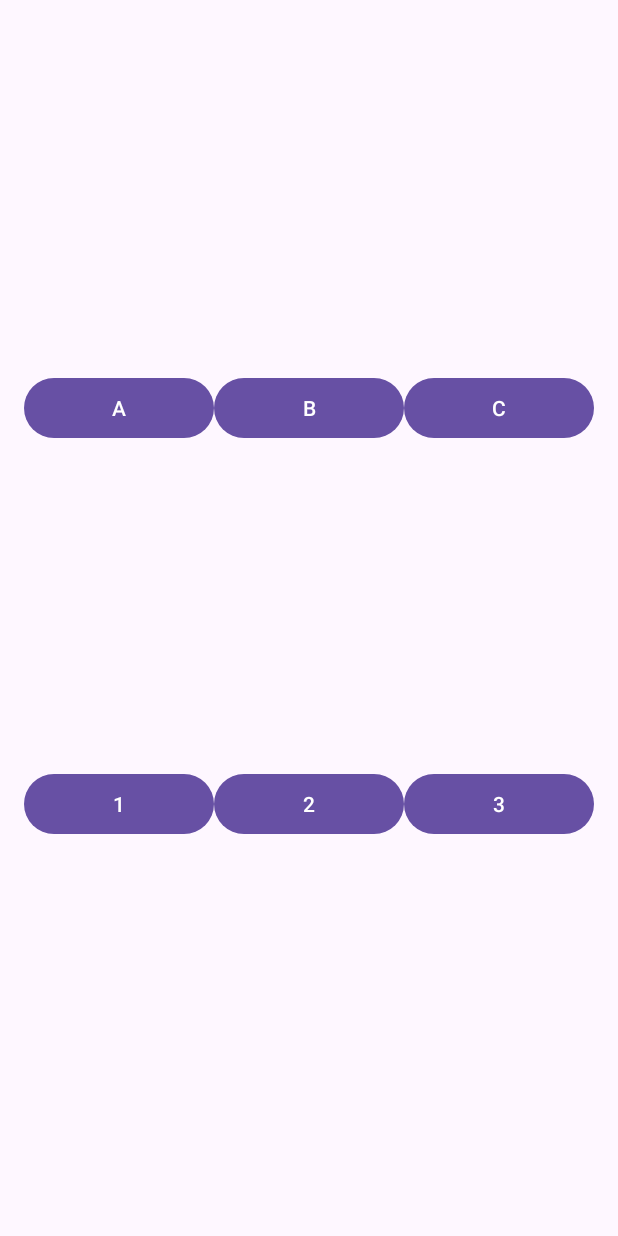
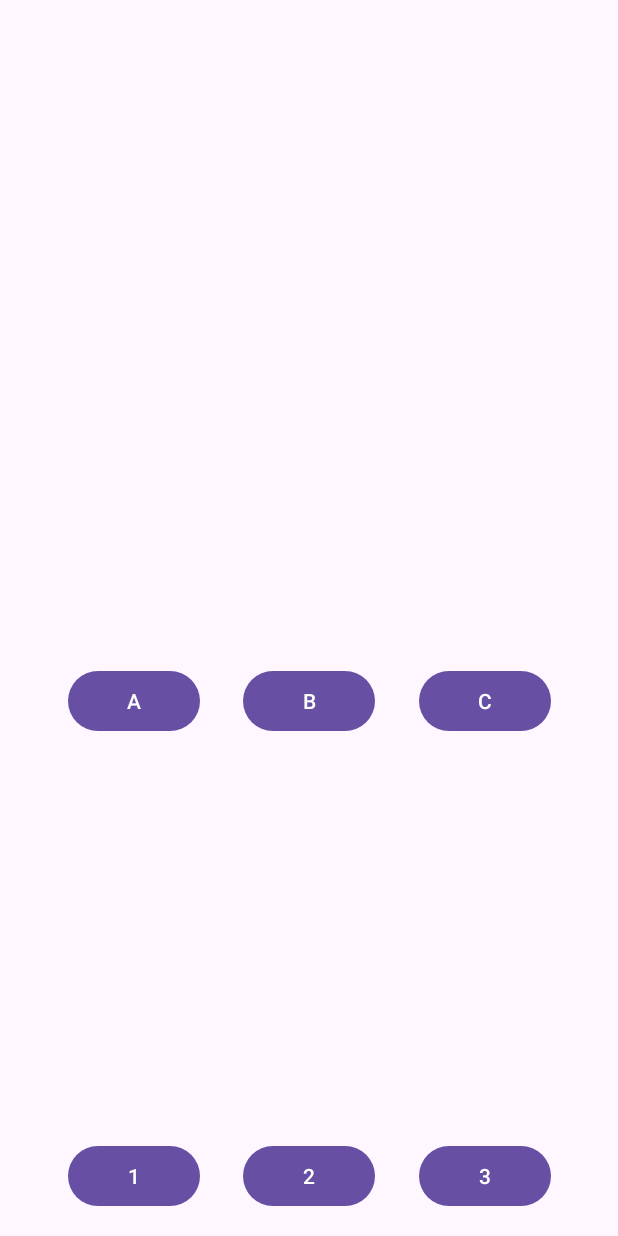
Before and after one commit to aleskeypankratov/ThreeNumberLetterApplication, an Android app: the screen it shows after launch (MainActivity), on a phone screen of 412 x 824 dp. Run offline under Robolectric (Android 15) with nearby library versions, the phone set to English and light mode, and no system bars.

Commit message:
refactor: some changes

```diff
--- a/app/src/main/res/layout/fragment_main.xml
+++ b/app/src/main/res/layout/fragment_main.xml
@@ -1,101 +1,115 @@
 <?xml version="1.0" encoding="utf-8"?>
 
-<ScrollView xmlns:android="http://schemas.android.com/apk/res/android"
+<androidx.constraintlayout.widget.ConstraintLayout
+    xmlns:android="http://schemas.android.com/apk/res/android"
     xmlns:app="http://schemas.android.com/apk/res-auto"
     android:layout_width="match_parent"
     android:layout_height="match_parent">
 
+    <Button
+        android:id="@+id/button1"
+        android:layout_width="wrap_content"
+        android:layout_height="wrap_content"
+        android:layout_weight="1"
+        android:text="@string/_1"
+        app:layout_constraintBottom_toBottomOf="parent"
+        app:layout_constraintEnd_toStartOf="@+id/button2"
+        app:layout_constraintHorizontal_bias="0.5"
+        app:layout_constraintStart_toStartOf="parent" />
 
-    <androidx.constraintlayout.widget.ConstraintLayout
+    <Button
+        android:id="@+id/button2"
+        android:layout_width="wrap_content"
+        android:layout_height="wrap_content"
+        android:layout_weight="1"
+        android:text="@string/_2"
+        app:layout_constraintBottom_toBottomOf="parent"
+        app:layout_constraintEnd_toStartOf="@+id/button3"
+        app:layout_constraintHorizontal_bias="0.5"
+        app:layout_constraintStart_toEndOf="@+id/button1" />
 
-        android:layout_width="match_parent"
-        android:layout_height="wrap_content">
-
-
-        <FrameLayout
-            android:id="@+id/fragmentNumber"
+    <Button
+        android:id="@+id/button3"
         android:layout_width="wrap_content"
-            android:layout_height="200sp"
-            android:layout_marginTop="16dp"
-            app:layout_constraintEnd_toEndOf="@+id/linearLayout2"
-            app:layout_constraintStart_toStartOf="@+id/linearLayout2"
-            app:layout_constraintTop_toBottomOf="@+id/linearLayout2">
-
-        </FrameLayout>
-
-        <FrameLayout
-
-            android:id="@+id/fragmentLetter"
-            android:layout_width="wrap_content"
-            android:layout_height="200sp"
-            android:layout_marginTop="16dp"
+        android:layout_height="wrap_content"
+        android:layout_weight="1"
+        android:text="@string/_3"
+        app:layout_constraintBottom_toBottomOf="parent"
         app:layout_constraintEnd_toEndOf="parent"
-            app:layout_constraintStart_toStartOf="parent"
-            app:layout_constraintTop_toTopOf="parent">
-
-        </FrameLayout>
-
-        <LinearLayout
-            android:id="@+id/linearLayout2"
-            android:layout_width="match_parent"
-            android:layout_height="match_parent"
-            android:layout_marginTop="16dp"
-            app:layout_constraintEnd_toEndOf="@+id/fragmentLetter"
-            app:layout_constraintStart_toStartOf="@+id/fragmentLetter"
-            app:layout_constraintTop_toBottomOf="@+id/fragmentLetter">
+        app:layout_constraintHorizontal_bias="0.5"
+        app:layout_constraintStart_toEndOf="@+id/button2" />
 
     <Button
         android:id="@+id/buttonA"
         android:layout_width="wrap_content"
         android:layout_height="wrap_content"
         android:layout_weight="1"
-                android:text="@string/a" />
+        android:text="@string/a"
+        app:layout_constraintBottom_toTopOf="@+id/guideline3"
+        app:layout_constraintEnd_toStartOf="@+id/buttonB"
+        app:layout_constraintHorizontal_bias="0.5"
+        app:layout_constraintStart_toStartOf="parent" />
 
     <Button
         android:id="@+id/buttonB"
         android:layout_width="wrap_content"
         android:layout_height="wrap_content"
         android:layout_weight="1"
-                android:text="@string/b" />
+        android:text="@string/b"
+        app:layout_constraintBottom_toTopOf="@+id/guideline3"
+        app:layout_constraintEnd_toStartOf="@+id/buttonC"
+        app:layout_constraintHorizontal_bias="0.5"
+        app:layout_constraintStart_toEndOf="@+id/buttonA" />
 
     <Button
         android:id="@+id/buttonC"
         android:layout_width="wrap_content"
         android:layout_height="wrap_content"
         android:layout_weight="1"
-                android:text="@string/c" />
+        android:text="@string/c"
+        app:layout_constraintBottom_toTopOf="@+id/guideline3"
+        app:layout_constraintEnd_toEndOf="parent"
+        app:layout_constraintHorizontal_bias="0.5"
+        app:layout_constraintStart_toEndOf="@+id/buttonB" />
 
-        </LinearLayout>
+    <FrameLayout
+        android:id="@+id/fragmentNumber"
+        android:layout_width="wrap_content"
+        android:layout_height="180dp"
+        app:layout_constraintBottom_toTopOf="@+id/button2"
+        app:layout_constraintEnd_toEndOf="@+id/button3"
+        app:layout_constraintStart_toStartOf="@+id/button1"
+        app:layout_constraintTop_toBottomOf="@+id/buttonB">
+    </FrameLayout>
 
-        <LinearLayout
-            android:layout_width="match_parent"
+    <FrameLayout
+        android:id="@+id/fragmentLetter"
+        android:layout_width="wrap_content"
+        android:layout_height="150sp"
+        app:layout_constraintBottom_toTopOf="@+id/guideline2"
+        app:layout_constraintEnd_toEndOf="@+id/buttonC"
+        app:layout_constraintStart_toStartOf="@+id/buttonA">
+    </FrameLayout>
+
+    <androidx.constraintlayout.widget.Guideline
+        android:id="@+id/guideline"
+        android:layout_width="wrap_content"
         android:layout_height="wrap_content"
         android:orientation="horizontal"
-            app:layout_constraintEnd_toEndOf="@+id/fragmentNumber"
-            app:layout_constraintStart_toStartOf="@+id/fragmentNumber"
-            app:layout_constraintTop_toBottomOf="@+id/fragmentNumber">
+        app:layout_constraintGuide_percent="0.9" />
 
-            <Button
-                android:id="@+id/button1"
+    <androidx.constraintlayout.widget.Guideline
+        android:id="@+id/guideline3"
         android:layout_width="wrap_content"
         android:layout_height="wrap_content"
-                android:layout_weight="1"
-                android:text="@string/_1" />
+        android:orientation="horizontal"
+        app:layout_constraintGuide_percent="0.6" />
 
-            <Button
-                android:id="@+id/button2"
+    <androidx.constraintlayout.widget.Guideline
+        android:id="@+id/guideline2"
         android:layout_width="wrap_content"
         android:layout_height="wrap_content"
-                android:layout_weight="1"
-                android:text="@string/_2" />
-
-            <Button
-                android:id="@+id/button3"
-                android:layout_width="wrap_content"
-                android:layout_height="wrap_content"
-                android:layout_weight="1"
-                android:text="@string/_3" />
-        </LinearLayout>
+        android:orientation="horizontal"
+        app:layout_constraintGuide_percent="0.5" />
 
 </androidx.constraintlayout.widget.ConstraintLayout>
-</ScrollView>
```
Lines whose indentation alone changed are shown as unchanged.
